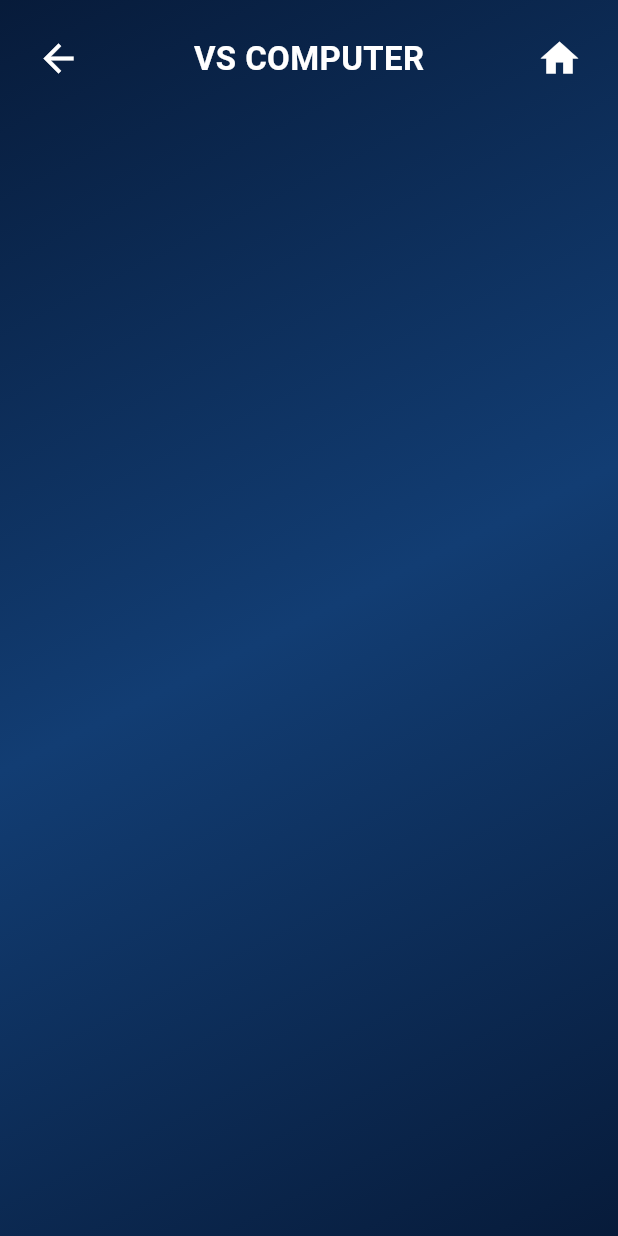
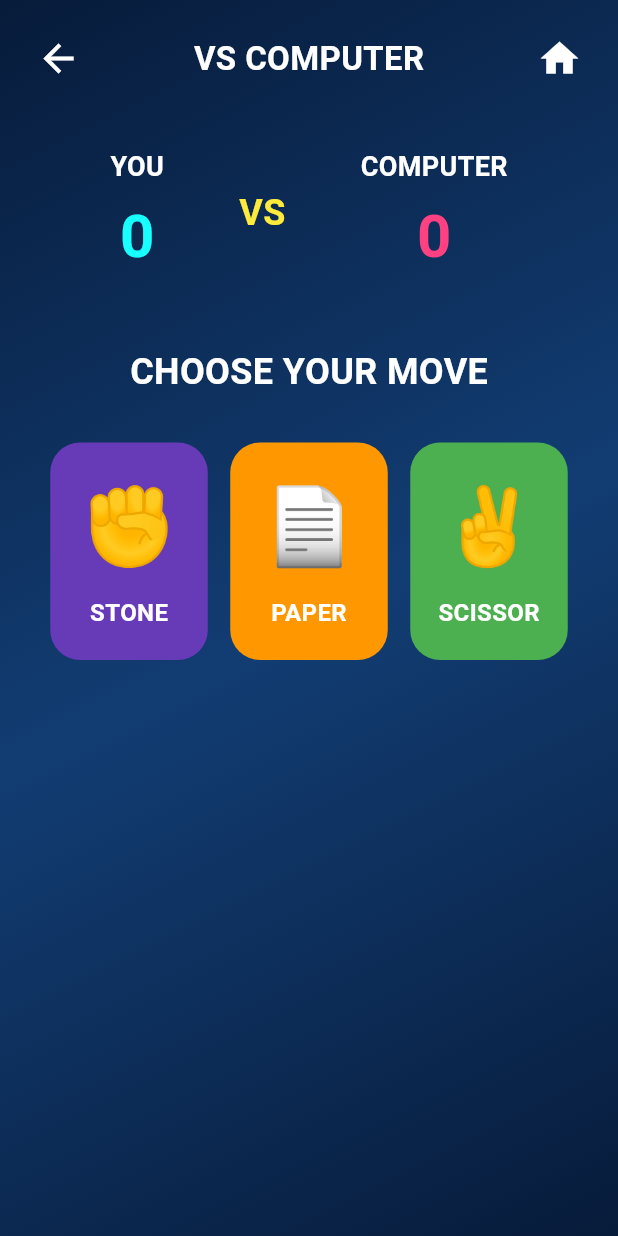
Before and after one commit to Rehan-khan-7/stonepaperscissors, a Flutter app: the ComputerScreen screen opened directly, on a phone screen of 412 x 824 dp. Run offline on Flutter 3.47's test engine with Material 3 defaults, Android fonts, the light colour scheme and no system bars.

Commit message:
Add rock paper scissor containers

```diff
--- a/lib/computerscreen.dart
+++ b/lib/computerscreen.dart
@@ -60,6 +60,178 @@ class _ComputerScreenState extends State<ComputerScreen> {
                   ],
                 ),
               ),
+              const SizedBox(height: 20),
+
+              Row(
+                mainAxisAlignment: MainAxisAlignment.center,
+                children: [
+                  // YOU
+                  Column(
+                    children: [
+                      const Text(
+                        "YOU",
+                        style: TextStyle(
+                          color: Colors.white,
+                          fontSize: 18,
+                          fontWeight: FontWeight.bold,
+                        ),
+                      ),
+
+                      const SizedBox(height: 5),
+
+                      const Text(
+                        "0",
+                        style: TextStyle(
+                          color: Colors.cyanAccent,
+                          fontSize: 40,
+                          fontWeight: FontWeight.bold,
+                        ),
+                      ),
+                    ],
+                  ),
+
+                  const SizedBox(width: 50),
+
+                  // VS
+                  const Text(
+                    "VS",
+                    style: TextStyle(
+                      color: Colors.yellow,
+                      fontSize: 24,
+                      fontWeight: FontWeight.bold,
+                    ),
+                  ),
+
+                  const SizedBox(width: 50),
+
+                  // COMPUTER
+                  Column(
+                    children: [
+                      const Text(
+                        "COMPUTER",
+                        style: TextStyle(
+                          color: Colors.white,
+                          fontSize: 18,
+                          fontWeight: FontWeight.bold,
+                        ),
+                      ),
+
+                      const SizedBox(height: 5),
+
+                      const Text(
+                        "0",
+                        style: TextStyle(
+                          color: Colors.pinkAccent,
+                          fontSize: 40,
+                          fontWeight: FontWeight.bold,
+                        ),
+                      ),
+                    ],
+                  ),
+                ],
+              ),
+              const SizedBox(height: 45),
+
+              const Text(
+                "CHOOSE YOUR MOVE",
+                style: TextStyle(
+                  color: Colors.white,
+                  fontSize: 24,
+                  fontWeight: FontWeight.bold,
+                ),
+              ),
+              const SizedBox(height: 30),
+
+              Row(
+                mainAxisAlignment: MainAxisAlignment.center,
+                children: [
+                  GestureDetector(
+                    onTap: () {},
+                    child: Container(
+                      height: 145,
+                      width: 105,
+                      decoration: BoxDecoration(
+                        color: Colors.deepPurple,
+                        borderRadius: BorderRadius.circular(20),
+                      ),
+                      child: Column(
+                        mainAxisAlignment: MainAxisAlignment.center,
+                        children: [
+                          const Text("✊", style: TextStyle(fontSize: 50)),
+
+                          const SizedBox(height: 10),
+
+                          const Text(
+                            "STONE",
+                            style: TextStyle(
+                              color: Colors.white,
+                              fontSize: 16,
+                              fontWeight: FontWeight.bold,
+                            ),
+                          ),
+                        ],
+                      ),
+                    ),
+                  ),
+
+                  const SizedBox(width: 15),
+
+                  GestureDetector(
+                    onTap: () {},
+                    child: Container(
+                      height: 145,
+                      width: 105,
+                      decoration: BoxDecoration(
+                        color: Colors.orange,
+                        borderRadius: BorderRadius.circular(20),
+                      ),
+                      child: Column(
+                        mainAxisAlignment: MainAxisAlignment.center,
+                        children: [
+                          const Text("📄", style: TextStyle(fontSize: 50)),
+                          const SizedBox(height: 10),
+                          const Text(
+                            "PAPER",
+                            style: TextStyle(
+                              color: Colors.white,
+                              fontSize: 16,
+                              fontWeight: FontWeight.bold,
+                            ),
+                          ),
+                        ],
+                      ),
+                    ),
+                  ),
+                  const SizedBox(width: 15),
+
+                  GestureDetector(
+                    onTap: () {},
+                    child: Container(
+                      height: 145,
+                      width: 105,
+                      decoration: BoxDecoration(
+                        color: Colors.green,
+                        borderRadius: BorderRadius.circular(20),
+                      ),
+                      child: Column(
+                        mainAxisAlignment: MainAxisAlignment.center,
+                        children: [
+                          const Text("✌️", style: TextStyle(fontSize: 50)),
+                          const SizedBox(height: 10),
+                          const Text(
+                            "SCISSOR",
+                            style: TextStyle(
+                              color: Colors.white,
+                              fontSize: 16,
+                              fontWeight: FontWeight.bold,
+                            ),
+                          ),
+                        ],
+                      ),
+                    ),
+                  ),
+                ],
+              ),
             ],
           ),
         ),
```
